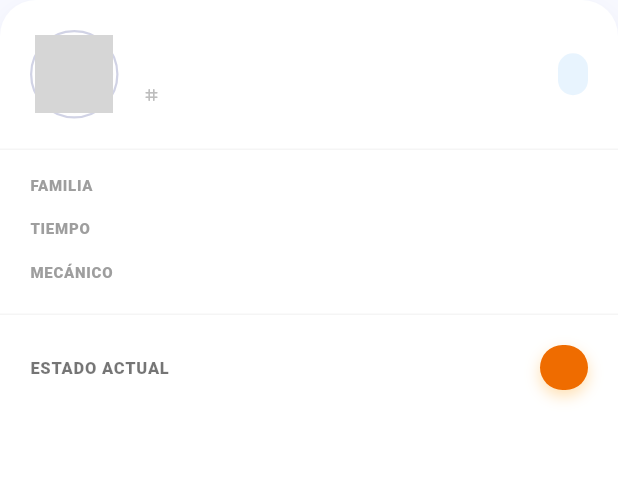
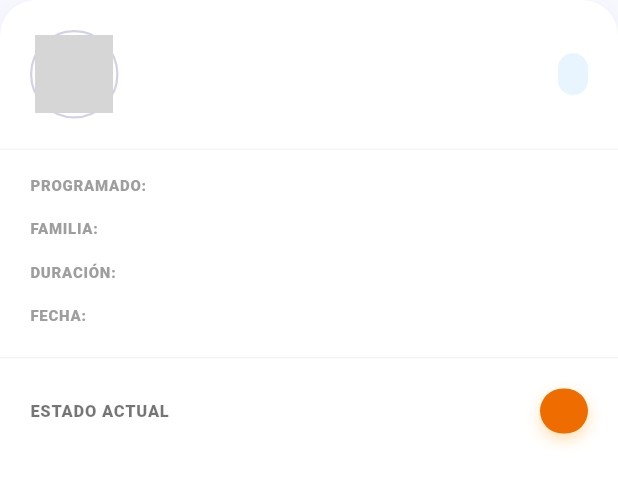
Before and after one commit to jemyjevaa/pitwall_flutter, a Flutter app: the ServiceCard widget shown alone on an empty page, opened directly with empty values, on a phone screen of 412 x 824 dp. Shown: the top 484 px of the screen. Run offline on Flutter 3.47's test engine with Material 3 defaults, Android fonts, the light colour scheme and no system bars; our stand-ins replace shared_preferences; accounts and stored records are empty; network calls fail; grey boxes are pictures that could not be loaded.

Commit message:
fix: view odt, remove odt default

```diff
--- a/lib/views/odt_view.dart
+++ b/lib/views/odt_view.dart
@@ -210,6 +210,10 @@ class ServiceCard extends StatelessWidget {
   @override
   Widget build(BuildContext context) {
     const primaryColor = Color(0xFF1A237E);
+    // GL00188452 | GL00183018
+    print("service => $service");
+
+    String parseTime = service.time.toString();
 
     return Container(
       decoration: BoxDecoration(
@@ -252,20 +256,20 @@ class ServiceCard extends StatelessWidget {
                     crossAxisAlignment: CrossAxisAlignment.start,
                     children: [
                       Text(
-                        service.activity,
+                        service.mainMechanicName,
                         style: const TextStyle(fontWeight: FontWeight.w900, fontSize: 16, color: Color(0xFF1A237E))
                       ),
                       const SizedBox(height: 4),
-                      Row(
-                        children: [
-                          Icon(Icons.tag_rounded, size: 12, color: Colors.grey[400]),
-                          const SizedBox(width: 4),
-                          Text(
-                            service.maintenanceCode,
-                            style: TextStyle(color: Colors.grey[500], fontSize: 12, fontWeight: FontWeight.w600)
-                          ),
-                        ],
-                      ),
+                      // Row(
+                      //   children: [
+                      //     Icon(Icons.tag_rounded, size: 12, color: Colors.grey[400]),
+                      //     const SizedBox(width: 4),
+                      //     Text(
+                      //       service.maintenanceCode,
+                      //       style: TextStyle(color: Colors.grey[500], fontSize: 12, fontWeight: FontWeight.w600)
+                      //     ),
+                      //   ],
+                      // ),
                     ],
                   ),
                 ),
@@ -289,11 +293,13 @@ class ServiceCard extends StatelessWidget {
             padding: const EdgeInsets.symmetric(vertical: 16, horizontal: 20),
             child: Column(
               children: [
-                _buildInfoRow("FAMILIA", service.family),
+                _buildInfoRow("PROGRAMADO:", service.activity),
                 const SizedBox(height: 10),
-                _buildInfoRow("TIEMPO", service.time),
+                _buildInfoRow("FAMILIA:", service.family),
                 const SizedBox(height: 10),
-                _buildInfoRow("MECÁNICO", service.mainMechanicName),
+                _buildInfoRow("DURACIÓN:", parseTime ),
+                const SizedBox(height: 10),
+                _buildInfoRow("FECHA:", service.leadTime),
               ],
             ),
           ),
--- a/lib/views/units_view.dart
+++ b/lib/views/units_view.dart
@@ -265,12 +265,13 @@ class _UnitsViewState extends State<UnitsView> {
   }
 
   Widget _buildDrawer(BuildContext context, dynamic user) {
+    final textName = isOperator ? ContextApp().fullNameOperator:(user?.fullName ?? "Cargando...");
     return Drawer(
       child: Column(
         children: [
           UserAccountsDrawerHeader(
             decoration: const BoxDecoration(color: Color(0xFF1A237E)),
-            accountName: Text(user?.fullName ?? "Cargando..."),
+            accountName: Text(textName),
             accountEmail: Text(user?.rol ?? "Rol"),
             currentAccountPicture: const CircleAvatar(backgroundColor: Colors.white, child: Icon(Icons.person, color: Color(0xFF1A237E))),
           ),
```
Also changed, not shown: lib/models/odt_model.dart (+42 -5 lines), lib/view_models/odt_view_model.dart (+22 -43 lines).
